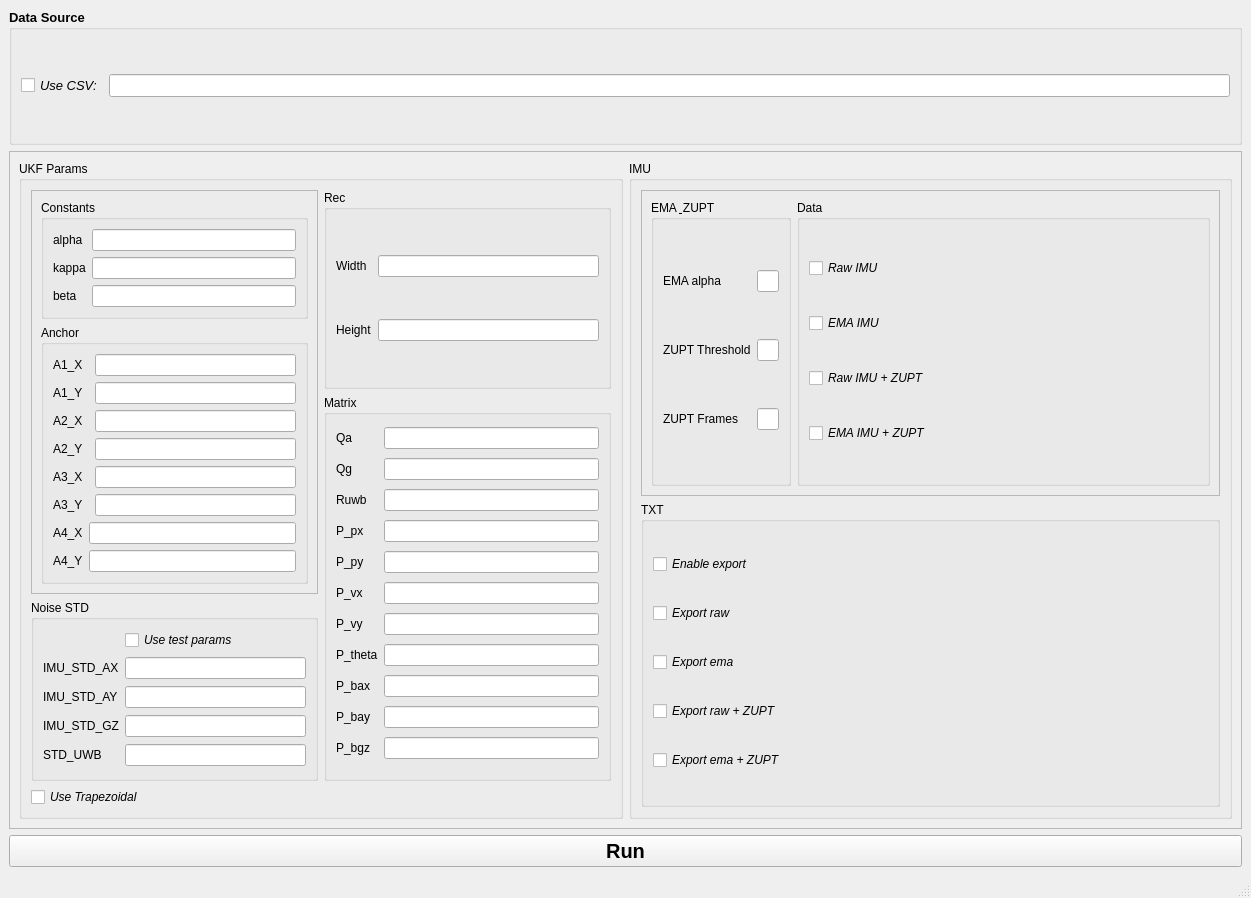
First picture: the form in software/simulation/simulation.ui, repository phuongmt08/uwb-rtls, before the edit.
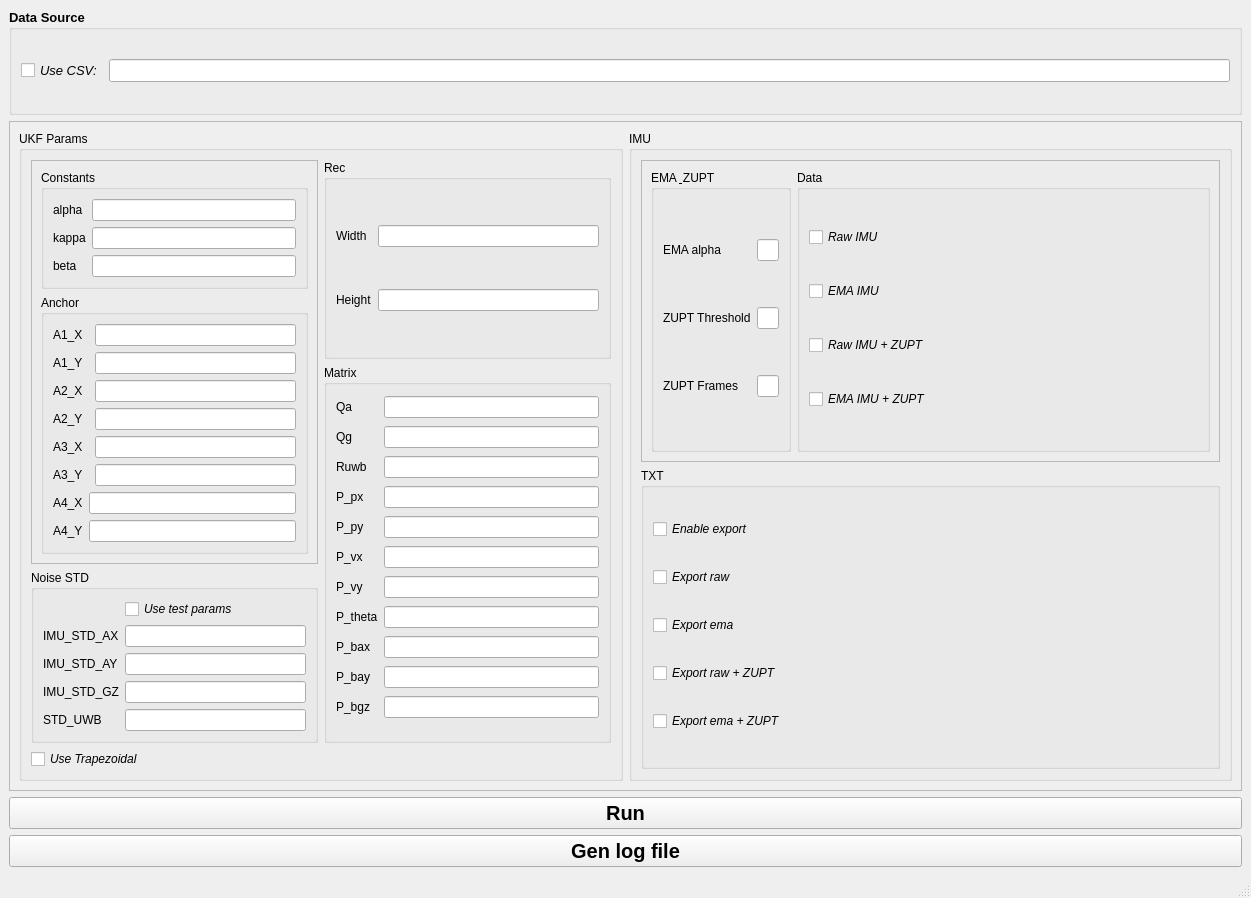
Second picture: the form after the edit.

What changed in the file:
```diff
--- a/software/simulation/simulation.ui
+++ b/software/simulation/simulation.ui
@@ -652,6 +652,20 @@
       </property>
      </widget>
     </item>
+    <item>
+     <widget class="QPushButton" name="pushButton_genLogfile">
+      <property name="font">
+       <font>
+        <pointsize>15</pointsize>
+        <weight>75</weight>
+        <bold>true</bold>
+       </font>
+      </property>
+      <property name="text">
+       <string>Gen log file</string>
+      </property>
+     </widget>
+    </item>
    </layout>
   </widget>
   <widget class="QMenuBar" name="menubar">
```
Left out of the diff: 2 changed lines with no effect on the pictures.
